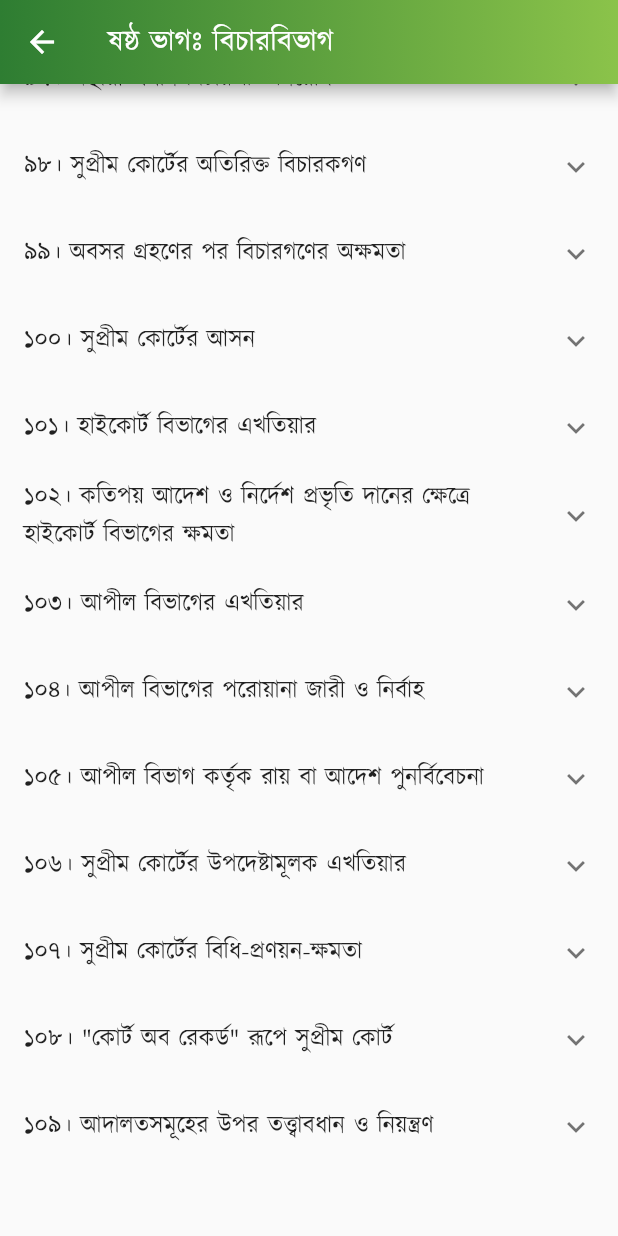
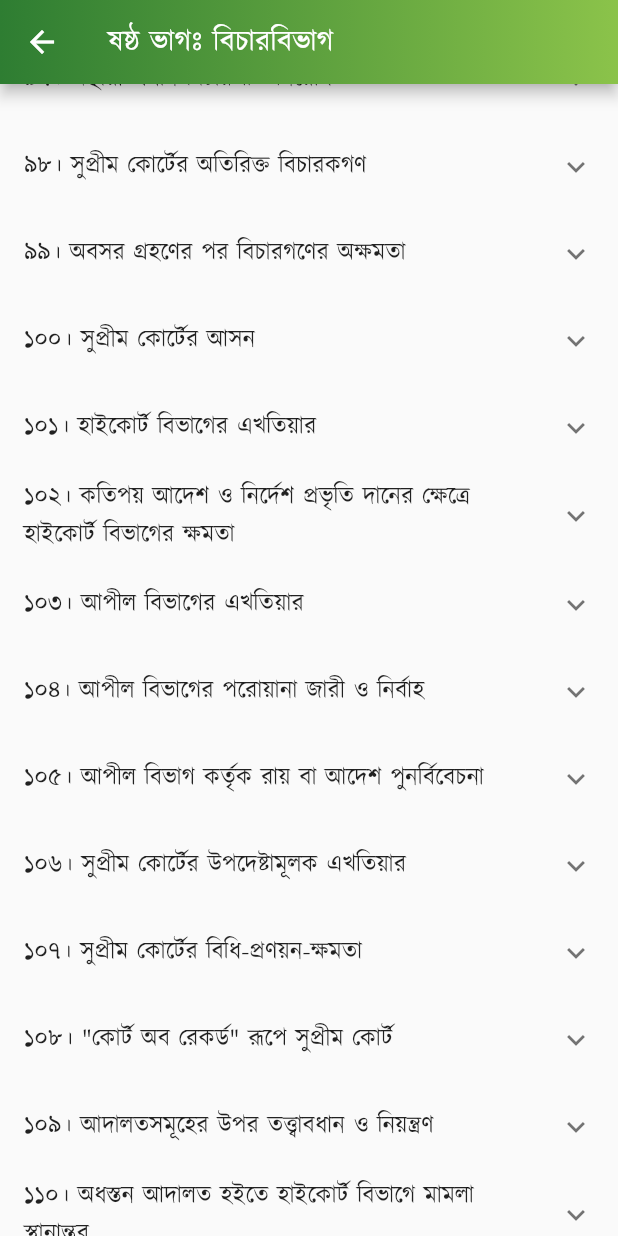
Before and after one commit to Azimul-Haque/flutter-onesignal, a Flutter app: the PartSix screen opened directly, scrolled down 307 dp, on a phone screen of 412 x 824 dp. Run offline on Flutter 3.47's test engine with Material 2 defaults, Android fonts, the phone set to English and light mode, and no system bars; our stand-ins replace fluttertoast, package_info_plus, percent_indicator, shared_preferences, sqflite; missing offline and left inert: blinking_text, flutter_share, onesignal_flutter, slide_popup_dialog; accounts and stored records are empty; network calls fail.

Commit message:
Commit Fri 04/29/2022 14:18:56.17 10123

```diff
--- a/lib/pages/constitution/part6.dart
+++ b/lib/pages/constitution/part6.dart
@@ -288,11 +288,22 @@ class PartSix extends StatelessWidget {
               )),
             ],
           ),
+          ExpansionTile(
+            title:
+                Text('১১০। অধস্তন আদালত হইতে হাইকোর্ট বিভাগে মামলা স্থানান্তর'),
+            children: <Widget>[
+              ListTile(
+                  title: Text(
+                '১০৯। হাইকোর্ট বিভাগের অধঃস্তন সকল আদালত ও ট্রাইব্যুনালের উপর উক্ত বিভাগের তত্ত্বাবধান ও নিয়ন্ত্রণ-ক্ষমতা থাকিবে।',
+                textAlign: TextAlign.justify,
+              )),
+            ],
+          ),
           Padding(
             padding: EdgeInsets.all(15),
             child: Column(children: <Widget>[
               Text(
-                " \n\n \n\n \n\n \n\n \n\n \n\n১১০। অধস্তন আদালত হইতে হাইকোর্ট বিভাগে মামলা স্থানান্তর \n\n১১১। সুপ্রীম কোর্টের রায়ের বাধ্যতামূলক কার্যকরতা \n\n১১২। সুপ্রীম কোর্টের সহায়তা \n\n১১৩। সুপ্রীম কোর্টের কর্মচারীগণ \n\n\n২য় পরিচ্ছেদঃ অধস্তন আদালত \n\n১১৪। অধস্তন আদালত-সমূহ প্রতিষ্ঠা \n\n১১৫। অধস্তন আদালতে নিয়োগ \n\n১১৬। অধস্তন আদালতসমূহের নিয়ন্ত্রণ ও শৃঙ্খলা \n\n১১৬ক। বিচারবিভাগীয় কর্মচারীগণ বিচারকার্য পালনের ক্ষেত্রে স্বাধীন \n\n\n৩য় পরিচ্ছেদঃ প্রশাসনিক ট্রাইব্যুনাল \n\n১১৭। প্রশাসনিক ট্রাইব্যুনালসমূহ \n\n\nষষ্ঠ ক ভাগ-জাতীয়দল [সংবিধান (পঞ্চদশ সংশোধন) আইন, ২০১১ (২০১১ সনের ১৪ নং আইন)-এর ৪১ ধারাবলে বিলুপ্ত।]",
+                " \n\n \n\n \n\n \n\n \n\n \n\n \n\n১১১। সুপ্রীম কোর্টের রায়ের বাধ্যতামূলক কার্যকরতা \n\n১১২। সুপ্রীম কোর্টের সহায়তা \n\n১১৩। সুপ্রীম কোর্টের কর্মচারীগণ \n\n\n২য় পরিচ্ছেদঃ অধস্তন আদালত \n\n১১৪। অধস্তন আদালত-সমূহ প্রতিষ্ঠা \n\n১১৫। অধস্তন আদালতে নিয়োগ \n\n১১৬। অধস্তন আদালতসমূহের নিয়ন্ত্রণ ও শৃঙ্খলা \n\n১১৬ক। বিচারবিভাগীয় কর্মচারীগণ বিচারকার্য পালনের ক্ষেত্রে স্বাধীন \n\n\n৩য় পরিচ্ছেদঃ প্রশাসনিক ট্রাইব্যুনাল \n\n১১৭। প্রশাসনিক ট্রাইব্যুনালসমূহ \n\n\nষষ্ঠ ক ভাগ-জাতীয়দল [সংবিধান (পঞ্চদশ সংশোধন) আইন, ২০১১ (২০১১ সনের ১৪ নং আইন)-এর ৪১ ধারাবলে বিলুপ্ত।]",
                 style:
                     TextStyle(color: Colors.black87, fontSize: 15, height: 1.5),
                 textAlign: TextAlign.justify,
```
